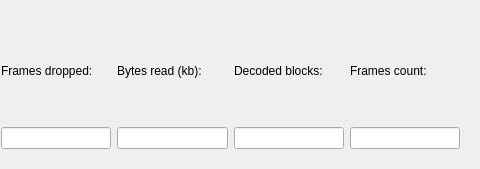
pszopinski/codec-preview, file codec-preview/VideoStatisticsWidget.ui: the form before one commit; both pictures show x 600 to 1080 and y 0 to 169 of the 1080 by 169 pixel window.
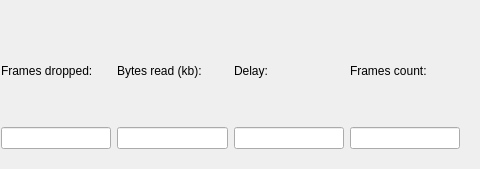
The form after the commit.

Diff of the .ui file:
```diff
--- a/codec-preview/VideoStatisticsWidget.ui
+++ b/codec-preview/VideoStatisticsWidget.ui
@@ -112,7 +112,7 @@
         <item>
          <widget class="QLabel" name="label_8">
           <property name="text">
-           <string>Decoded blocks:</string>
+           <string>Delay:</string>
           </property>
          </widget>
         </item>
```
Left out of the diff: 2 changed lines with no effect on the pictures.
